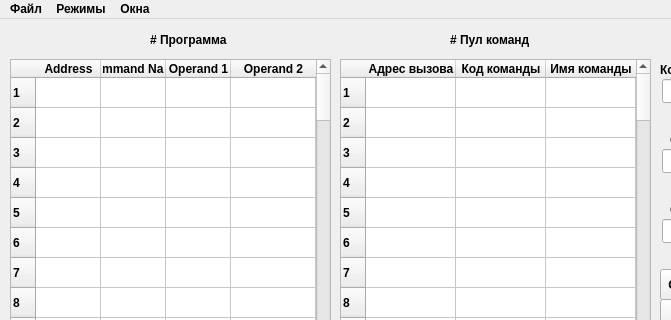
lagovsp/mt589-simulator-program, file MT589/commandmodewindow.ui: the form before one commit; both pictures show x 0 to 671 and y 0 to 320 of the 1200 by 700 pixel window.
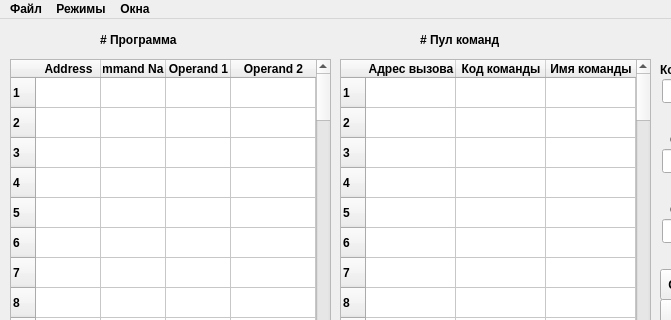
The form after the commit.

What changed in the file:
```diff
--- a/MT589/commandmodewindow.ui
+++ b/MT589/commandmodewindow.ui
@@ -7699,7 +7699,7 @@
    <widget class="QLabel" name="label_48">
     <property name="geometry">
      <rect>
-      <x>150</x>
+      <x>100</x>
       <y>0</y>
       <width>141</width>
       <height>41</height>
@@ -10675,7 +10675,7 @@
    <widget class="QLabel" name="label_49">
     <property name="geometry">
      <rect>
-      <x>450</x>
+      <x>420</x>
       <y>0</y>
       <width>141</width>
       <height>41</height>
```
Left out of the diff: 2 changed lines with no effect on the pictures.
